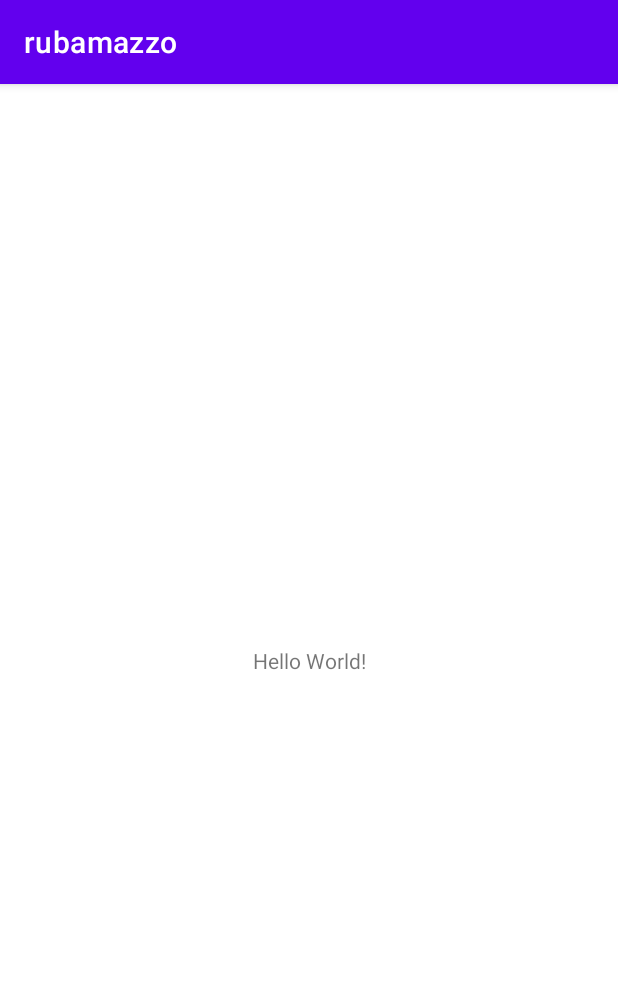
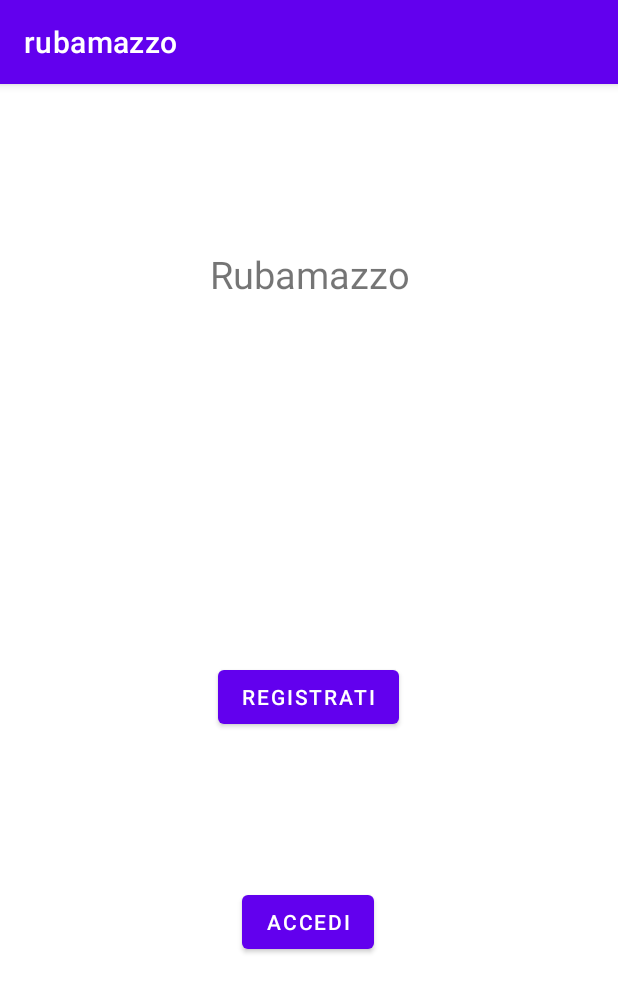
Before and after one commit to giorgiamatteucci/rubamazzo1, an Android app: the screen it shows after launch (MainActivity), on a phone screen of 412 x 824 dp. Shown: the top 992 px of the screen. Run offline under Robolectric (Android 15) with nearby library versions, the phone set to English and light mode, and no system bars.

Commit message:
prova 01

```diff
--- a/app/src/main/java/com/example/rubamazzo/MainActivity.java
+++ b/app/src/main/java/com/example/rubamazzo/MainActivity.java
@@ -3,14 +3,27 @@ package com.example.rubamazzo;
 import androidx.appcompat.app.AppCompatActivity;
 
 import android.os.Bundle;
+import android.widget.Button;
+import android.widget.TextView;
 
 public class MainActivity extends AppCompatActivity {
+
+    TextView tvTitolo;
+    Button btnRegistrati, btnAccedi;
 
     @Override
     protected void onCreate(Bundle savedInstanceState) {
         super.onCreate(savedInstanceState);
         setContentView(R.layout.activity_main);
 
-        //commento per prova commit
+        //binding elementi layout con elementi java (oggetti)
+        tvTitolo = findViewById(R.id.tvTiitolo);
+        btnRegistrati = findViewById(R.id.btnRegistrati);
+        btnAccedi = findViewById(R.id.btnAccedi);
+
+        btnAccedi.setOnClickListener(v -> {
+            tvTitolo.setText(" hai scelto accedi ");
+        });
+
     }
 }
--- a/app/src/main/res/layout/activity_main.xml
+++ b/app/src/main/res/layout/activity_main.xml
@@ -7,12 +7,41 @@
     tools:context=".MainActivity">
 
     <TextView
-        android:layout_width="wrap_content"
-        android:layout_height="wrap_content"
-        android:text="Hello World!"
+        android:id="@+id/tvTiitolo"
+        android:layout_width="197dp"
+        android:layout_height="63dp"
+        android:text="Rubamazzo"
+        android:textAlignment="center"
+        android:textSize="25sp"
         app:layout_constraintBottom_toBottomOf="parent"
         app:layout_constraintLeft_toLeftOf="parent"
         app:layout_constraintRight_toRightOf="parent"
-        app:layout_constraintTop_toTopOf="parent" />
+        app:layout_constraintTop_toTopOf="parent"
+        app:layout_constraintVertical_bias="0.155" />
+
+    <Button
+        android:id="@+id/btnRegistrati"
+        android:layout_width="wrap_content"
+        android:layout_height="wrap_content"
+        android:layout_marginTop="212dp"
+        android:text="Registrati"
+        app:layout_constraintBottom_toBottomOf="parent"
+        app:layout_constraintEnd_toEndOf="parent"
+        app:layout_constraintHorizontal_bias="0.498"
+        app:layout_constraintStart_toStartOf="parent"
+        app:layout_constraintTop_toBottomOf="@+id/tvTiitolo"
+        app:layout_constraintVertical_bias="0.0" />
+
+    <Button
+        android:id="@+id/btnAccedi"
+        android:layout_width="wrap_content"
+        android:layout_height="wrap_content"
+        android:text="Accedi"
+        app:layout_constraintBottom_toBottomOf="parent"
+        app:layout_constraintEnd_toEndOf="parent"
+        app:layout_constraintHorizontal_bias="0.498"
+        app:layout_constraintStart_toStartOf="parent"
+        app:layout_constraintTop_toBottomOf="@+id/btnRegistrati"
+        app:layout_constraintVertical_bias="0.356" />
 
 </androidx.constraintlayout.widget.ConstraintLayout>
```
